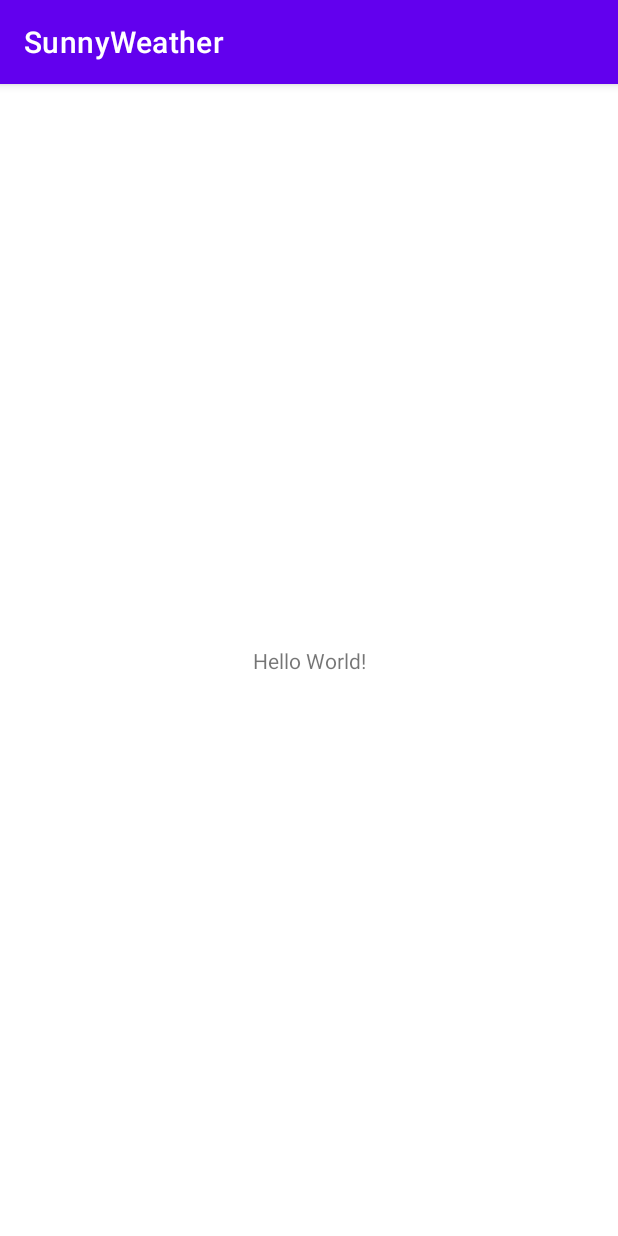
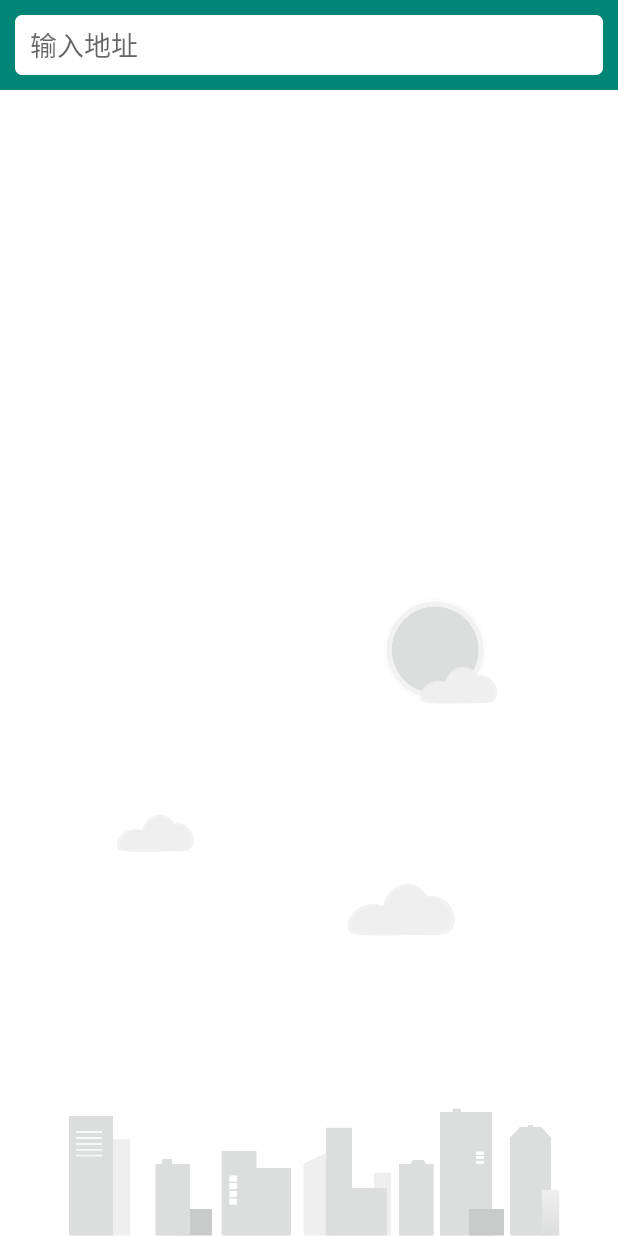
Before and after one commit to LushLeaves/SunnyWeather, an Android app: the screen it shows after launch (MainActivity), on a phone screen of 412 x 824 dp. Run offline under Robolectric (Android 15) with nearby library versions, the phone set to English and light mode, and no system bars; our stand-ins replace data binding; 1 statement that could not run was skipped.

Commit message:
全球城市搜索天气

```diff
--- a/app/build.gradle
+++ b/app/build.gradle
@@ -30,7 +30,6 @@ android {
         jvmTarget = '1.8'
     }
     buildFeatures {
-        // DataBinding 开启
         dataBinding = true
     }
 }
@@ -51,6 +50,6 @@ dependencies {
     implementation 'androidx.swiperefreshlayout:swiperefreshlayout:1.1.0'
     implementation 'com.squareup.retrofit2:retrofit:2.9.0'
     implementation 'com.squareup.retrofit2:converter-gson:2.9.0'
-    implementation 'org.jetbrains.kotlinx:kotlinx-converter-code:1.3.0'
-    implementation 'org.jetbrains.kotlinx:kotlinx-converter-android:1.1.1'
+    implementation 'org.jetbrains.kotlinx:kotlinx-coroutines-core:1.4.1'
+    implementation 'org.jetbrains.kotlinx:kotlinx-coroutines-android:1.4.1'
 }
--- a/app/src/main/AndroidManifest.xml
+++ b/app/src/main/AndroidManifest.xml
@@ -1,7 +1,7 @@
 <?xml version="1.0" encoding="utf-8"?>
 <manifest xmlns:android="http://schemas.android.com/apk/res/android"
     package="com.ys.sunnyweather">
-
+<uses-permission android:name="android.permission.INTERNET"/>
     <application
         android:name=".base.MyApplication"
         android:allowBackup="true"
--- a/app/src/main/java/com/ys/sunnyweather/base/Constants.kt
+++ b/app/src/main/java/com/ys/sunnyweather/base/Constants.kt
@@ -1,6 +1,6 @@
 package com.ys.sunnyweather.base
 
 object Constants {
-    const val TOKEN = ""
+    const val TOKEN = "jhNt35MPn87mpeJM"
     const val BASE_URL="https://api.caiyunapp.com/"
 }
--- a/app/src/main/java/com/ys/sunnyweather/ui/place/PlaceFragment.kt
+++ b/app/src/main/java/com/ys/sunnyweather/ui/place/PlaceFragment.kt
@@ -4,9 +4,11 @@ import android.os.Bundle
 import android.view.LayoutInflater
 import android.view.View
 import android.view.ViewGroup
+import android.widget.Toast
 import androidx.core.widget.addTextChangedListener
 import androidx.databinding.DataBindingUtil
 import androidx.fragment.app.Fragment
+import androidx.lifecycle.Observer
 import androidx.lifecycle.ViewModelProvider
 import androidx.recyclerview.widget.LinearLayoutManager
 import com.ys.sunnyweather.R
@@ -40,13 +42,25 @@ class PlaceFragment : Fragment() {
             val content = editable.toString()
             if (content.isNotEmpty()) {
                 viewModel.searchPlaces(content)
-            }else{
-                binding.recyclerView.visibility=View.GONE
-                binding.bgImg.visibility=View.GONE
+            } else {
+                binding.recyclerView.visibility = View.GONE
+                binding.bgImg.visibility = View.VISIBLE
                 viewModel.placeList.clear()
                 adapter.notifyDataSetChanged()
             }
         }
-        viewModel.placeLiveData
+        viewModel.placeLiveData.observe(viewLifecycleOwner, Observer { result ->
+            val place = result.getOrNull()
+            if (place != null) {
+                binding.recyclerView.visibility = View.VISIBLE
+                binding.bgImg.visibility = View.GONE
+                viewModel.placeList.clear()
+                viewModel.placeList.addAll(place)
+                adapter.notifyDataSetChanged()
+            } else {
+                Toast.makeText(activity, "未能查询到任何地点", Toast.LENGTH_SHORT).show()
+                result.exceptionOrNull()?.printStackTrace()
+            }
+        })
     }
 }
--- a/app/src/main/res/layout/activity_main.xml
+++ b/app/src/main/res/layout/activity_main.xml
@@ -1,18 +1,14 @@
 <?xml version="1.0" encoding="utf-8"?>
-<androidx.constraintlayout.widget.ConstraintLayout xmlns:android="http://schemas.android.com/apk/res/android"
-    xmlns:app="http://schemas.android.com/apk/res-auto"
-    xmlns:tools="http://schemas.android.com/tools"
-    android:layout_width="match_parent"
-    android:layout_height="match_parent"
-    tools:context=".MainActivity">
+<layout>
 
-    <TextView
-        android:layout_width="wrap_content"
-        android:layout_height="wrap_content"
-        android:text="Hello World!"
-        app:layout_constraintBottom_toBottomOf="parent"
-        app:layout_constraintLeft_toLeftOf="parent"
-        app:layout_constraintRight_toRightOf="parent"
-        app:layout_constraintTop_toTopOf="parent" />
+    <FrameLayout xmlns:android="http://schemas.android.com/apk/res/android"
+        android:layout_width="match_parent"
+        android:layout_height="match_parent">
+            <fragment
+                android:layout_width="match_parent"
+                android:layout_height="match_parent"
+                android:name="com.ys.sunnyweather.ui.place.PlaceFragment"
+                android:id="@+id/placeFragment"/>
+    </FrameLayout>
 
-</androidx.constraintlayout.widget.ConstraintLayout>
+</layout>
--- a/app/src/main/res/values/themes.xml
+++ b/app/src/main/res/values/themes.xml
@@ -1,6 +1,6 @@
 <resources xmlns:tools="http://schemas.android.com/tools">
     <!-- Base application theme. -->
-    <style name="Theme.SunnyWeather" parent="Theme.MaterialComponents.DayNight.DarkActionBar">
+    <style name="Theme.SunnyWeather" parent="Theme.MaterialComponents.Light.NoActionBar">
         <!-- Primary brand color. -->
         <item name="colorPrimary">@color/purple_500</item>
         <item name="colorPrimaryVariant">@color/purple_700</item>
```
